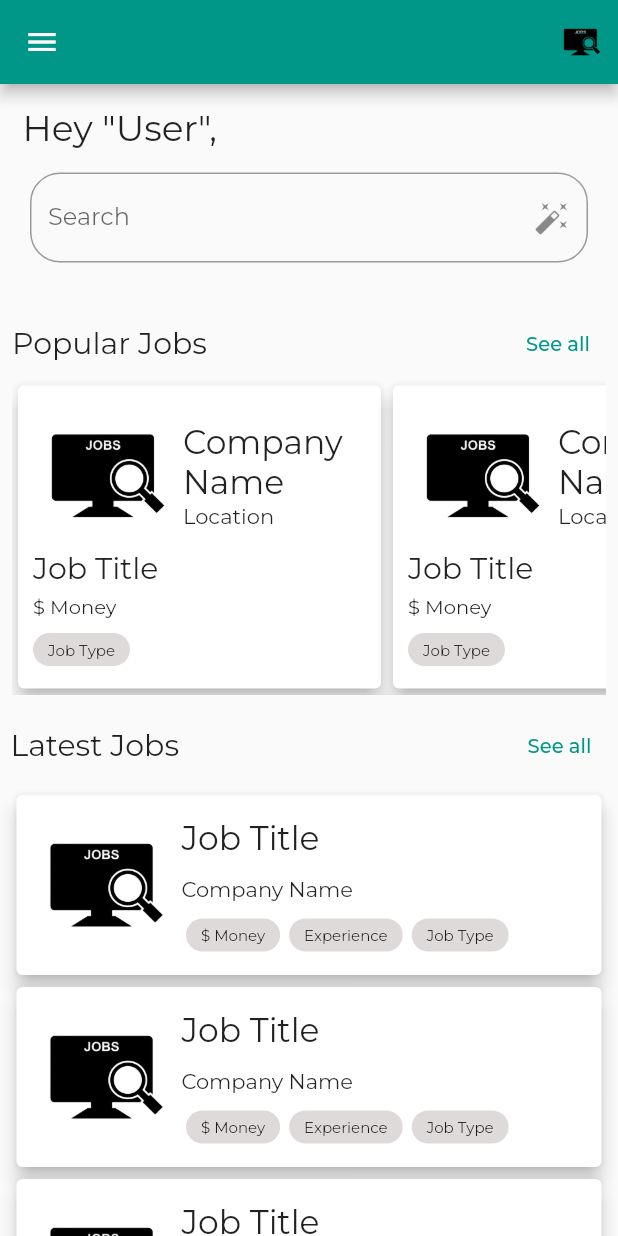
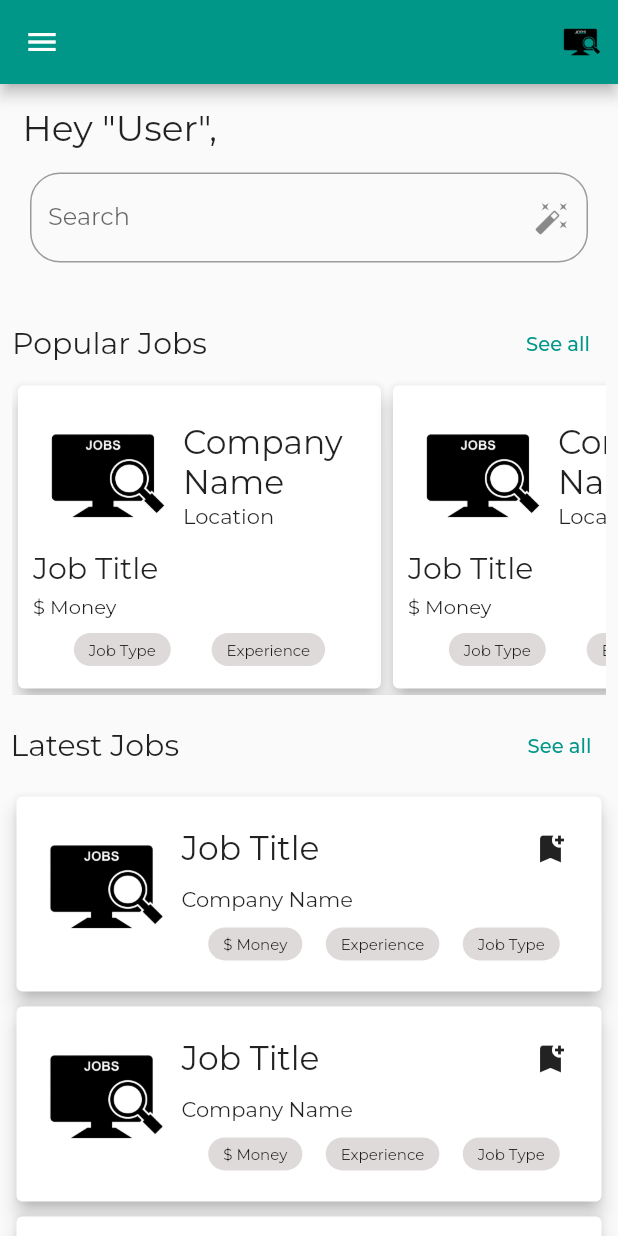
Before and after one commit to b-codex/balemoya-frontend, a Flutter app: the screen it shows after launch, after a tap on "Skip", after a tap on "Proceed To Login", after a tap on "Login", on a phone screen of 412 x 824 dp. Run offline on Flutter 3.47's test engine with Material 2 defaults, Android fonts, the phone set to English and light mode, and no system bars; our stand-ins replace google_fonts, introduction_screen.

Commit message:
added bookmark screen

```diff
--- a/lib/intro_screen.dart
+++ b/lib/intro_screen.dart
@@ -1,4 +1,4 @@
-import 'package:BaleMoya/auth/login/screens/login_screen.dart';
+import 'package:balemoya/auth/login/screens/login_screen.dart';
 import 'package:flutter/material.dart';
 import 'package:introduction_screen/introduction_screen.dart';
 
@@ -72,13 +72,14 @@ class IntroScreen extends StatelessWidget {
           dotsDecorator: getDotDecoration(),
           // onChange: (index) => print('Page $index selected'),
           globalBackgroundColor: Colors.white,
-          skipFlex: 0,
+          // skipFlex: 0,
+          dotsFlex: 4,
           nextFlex: 0,
           // isProgressTap: false,
           // isProgress: false,
           // showNextButton: false,
           // freeze: true,
-          // animationDuration: 1000,
+          animationDuration: 400,
         ),
       );
 
@@ -102,7 +103,11 @@ class IntroScreen extends StatelessWidget {
   PageDecoration getPageDecoration() => PageDecoration(
         titleTextStyle: TextStyle(fontSize: 28, fontWeight: FontWeight.bold),
         bodyTextStyle: TextStyle(fontSize: 20),
-        descriptionPadding: EdgeInsets.all(16).copyWith(bottom: 0),
+        // footerPadding: EdgeInsets.all(16).copyWith(bottom: 0),
+        // titlePadding: EdgeInsets.all(16).copyWith(bottom: 0),
+        bodyPadding: EdgeInsets.all(16).copyWith(bottom: 0),
+
+        // descriptionPadding: EdgeInsets.all(16).copyWith(bottom: 0),
         imagePadding: EdgeInsets.all(24),
         pageColor: Colors.white,
       );
--- a/lib/job/home/home_screen.dart
+++ b/lib/job/home/screens/home_screen.dart
@@ -8,7 +8,7 @@ class HomeScreen extends StatelessWidget {
   Widget build(BuildContext context) {
     return Scaffold(
       appBar: _appBar(),
-      drawer: _drawer(),
+      drawer: _drawer(context),
       body: _body(),
     );
   }
@@ -27,7 +27,7 @@ PreferredSizeWidget _appBar() {
   );
 }
 
-Widget _drawer() {
+Widget _drawer(context) {
   return Drawer(
     child: Column(
       children: [
@@ -45,18 +45,33 @@ Widget _drawer() {
                   width: 100,
                 ),
               ),
+              Text(
+                'User',
+                style: TextStyle(
+                  fontSize: 18,
+                ),
+              )
             ],
           ),
         ),
         ListTile(
-          leading: Icon(Icons.account_circle),
-          title: Text('1'),
+          leading: Icon(Icons.home),
+          title: Text('Home'),
+          onTap: () {
+            Navigator.of(context).pushNamed('/home');
+          },
+        ),
+        ListTile(
+          leading: Icon(Icons.account_box),
+          title: Text('Account'),
           onTap: () {},
         ),
         ListTile(
-          leading: Icon(Icons.star),
-          title: Text('2'),
-          onTap: () {},
+          leading: Icon(Icons.bookmark),
+          title: Text('Bookmarks'),
+          onTap: () {
+            Navigator.of(context).pushNamed('/bookmarks');
+          },
         ),
         Expanded(
           child: Container(),
@@ -247,6 +262,9 @@ Widget _popularJobsCard() {
                 SizedBox(
                   height: 10,
                 ),
+                Row(
+                  mainAxisAlignment: MainAxisAlignment.spaceEvenly,
+                  children: [
                     Container(
                       padding: EdgeInsets.symmetric(
                         horizontal: 10,
@@ -261,6 +279,23 @@ Widget _popularJobsCard() {
                           fontSize: 10,
                         ),
                       ),
+                    ),
+                    Container(
+                      padding: EdgeInsets.symmetric(
+                        horizontal: 10,
+                        vertical: 5,
+                      ),
+                      decoration: BoxDecoration(
+                          color: Color.fromARGB(255, 223, 218, 218),
+                          borderRadius: BorderRadius.circular(50)),
+                      child: Text(
+                        'Experience',
+                        style: TextStyle(
+                          fontSize: 10,
+                        ),
+                      ),
+                    ),
+                  ],
                 ),
               ],
             )
@@ -313,7 +348,8 @@ Widget _latestJobs() {
 
 Widget _latestJobsCard() {
   return Container(
-    height: 128,
+    margin: EdgeInsets.symmetric(vertical: 1),
+    height: 138,
     child: Card(
       elevation: 5,
       child: Padding(
@@ -328,11 +364,14 @@ Widget _latestJobsCard() {
                 )
               ],
             ),
-              Column(
-                mainAxisAlignment: MainAxisAlignment.spaceAround,
+            Expanded(
+              child: Column(
+                mainAxisAlignment: MainAxisAlignment.spaceEvenly,
                 crossAxisAlignment: CrossAxisAlignment.start,
                 children: [
                   Row(
+                    mainAxisAlignment: MainAxisAlignment.spaceBetween,
+                    mainAxisSize: MainAxisSize.max,
                     children: [
                       Text(
                         'Job Title',
@@ -342,6 +381,10 @@ Widget _latestJobsCard() {
                         overflow: TextOverflow.visible,
                         softWrap: true,
                       ),
+                      IconButton(
+                        onPressed: () {},
+                        icon: Icon(Icons.bookmark_add),
+                      ),
                     ],
                   ),
                   Row(
@@ -349,8 +392,10 @@ Widget _latestJobsCard() {
                       Text('Company Name'),
                     ],
                   ),
-                  Row(
-                    mainAxisAlignment: MainAxisAlignment.spaceEvenly,
+                  Padding(
+                    padding: const EdgeInsets.all(10.0),
+                    child: Row(
+                      mainAxisAlignment: MainAxisAlignment.spaceAround,
                       children: [
                         Container(
                           margin: EdgeInsets.symmetric(horizontal: 3),
@@ -401,11 +446,14 @@ Widget _latestJobsCard() {
                           ),
                         ),
                       ],
+                    ),
                   )
                 ],
               ),
+            ),
           ],
-          )),
+        ),
+      ),
     ),
   );
 }
--- a/lib/main.dart
+++ b/lib/main.dart
@@ -1,6 +1,9 @@
-import 'package:BaleMoya/auth/register/screens/register_screen.dart';
-import 'package:BaleMoya/intro_screen.dart';
-import 'package:BaleMoya/job/home/home_screen.dart';
+import 'package:balemoya/auth/login/screens/login_screen.dart';
+import 'package:balemoya/auth/register/screens/register_screen.dart';
+import 'package:balemoya/intro_screen.dart';
+import 'package:balemoya/job/bookmarks/screens/bookmarks.dart';
+import 'package:balemoya/job/home/screens/home_screen.dart';
+import 'package:balemoya/job/job_detail/screens/job_detail.dart';
 import 'package:flutter/material.dart';
 import 'package:google_fonts/google_fonts.dart';
 
@@ -22,7 +25,10 @@ class MyApp extends StatelessWidget {
       home: IntroScreen(),
       routes: {
         '/register': (context) => const RegisterScreen(),
+        '/login' : (context) => const LoginScreen(),
         '/home' : (context) => const HomeScreen(),
+        '/bookmarks' : (context) => const Bookmarks(),
+        '/job_detail' : (context) => const JobDetail(),
       },
     );
   }
--- a/pubspec.yaml
+++ b/pubspec.yaml
@@ -1,4 +1,4 @@
-name: BaleMoya
+name: balemoya
 description: BaleMoya mobile app used to connect users and companies for a better job fit
 
 # The following line prevents the package from being accidentally published to
```
Also changed, not shown: lib/job/bookmarks/screens/bookmarks.dart (added, +221 -0 lines), lib/job/job_detail/screens/job_detail.dart (added, +11 -0 lines), pubspec.lock, 1 other file. Lines whose indentation alone changed are shown as unchanged.
